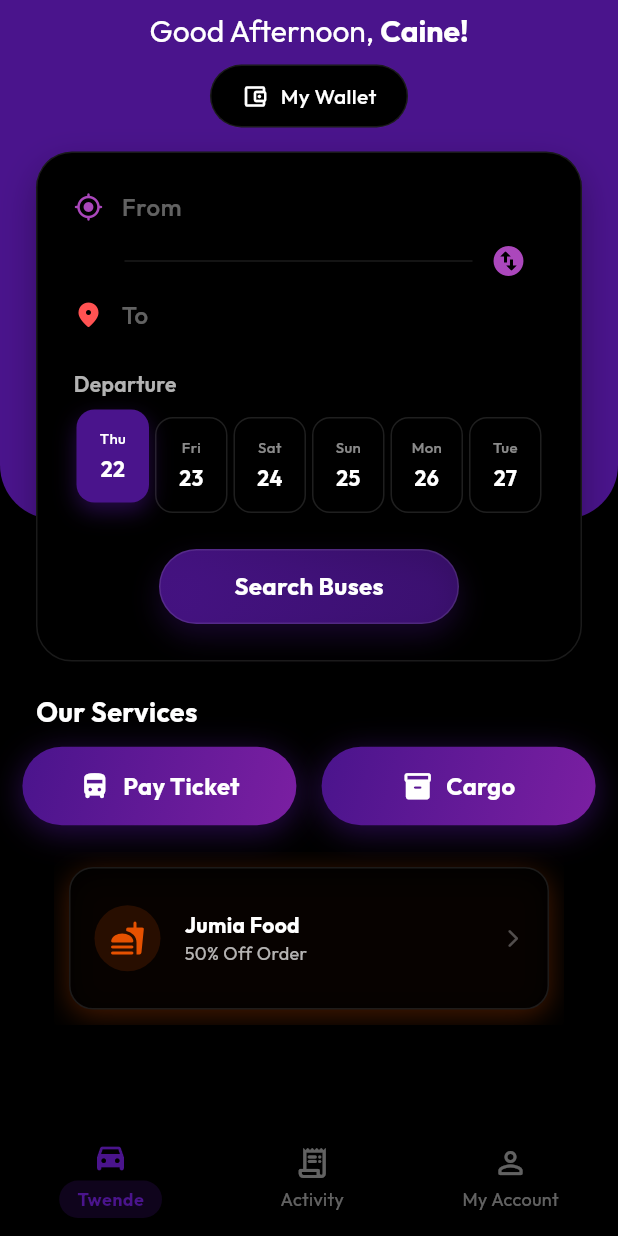
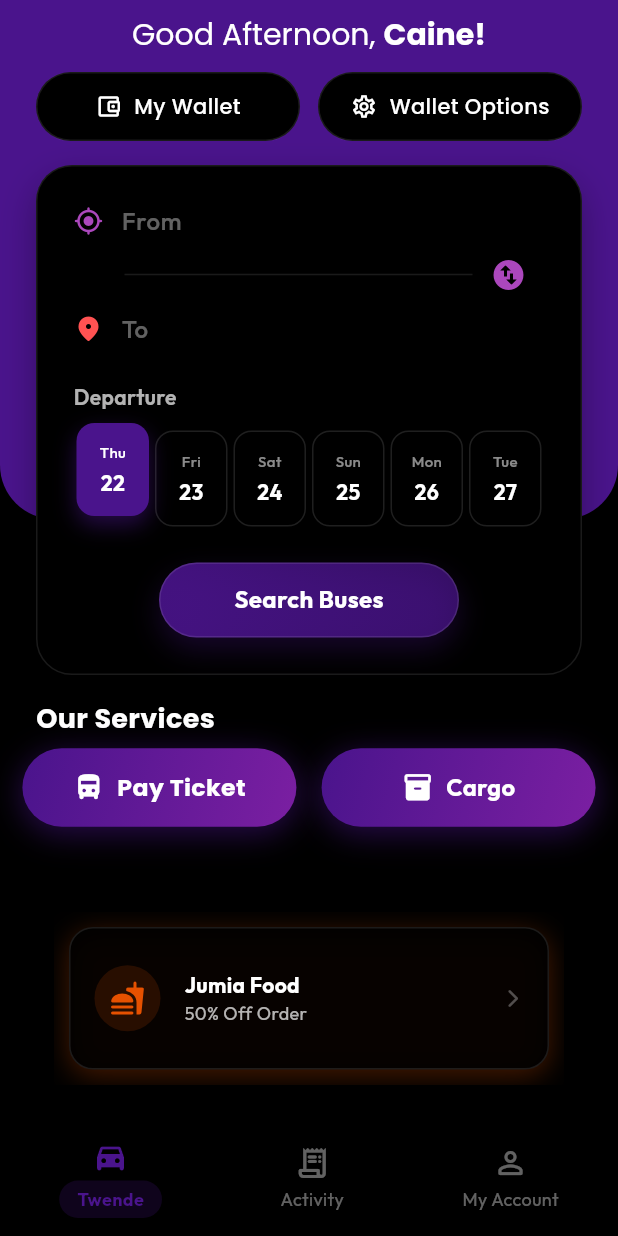
Before and after one commit to Otim24/TWENDE_APP, a Flutter app: the HomeWrapper screen opened by its route, on a phone screen of 412 x 824 dp. Run offline on Flutter 3.47's test engine with Material 3 defaults, Android fonts, the phone set to English and light mode, and no system bars; our stand-ins replace dio, flutter_animate, flutter_riverpod, flutter_secure_storage, go_router, google_fonts and 3 more; accounts and stored records are empty.

Commit message:
feat: Backend Fixes (Auth/Wallet/Booking), DB Schema Manual Fix, Home UI Refactor (Wallet Options), App Font -> Poppins

```diff
--- a/passenger_app/lib/config/theme.dart
+++ b/passenger_app/lib/config/theme.dart
@@ -12,7 +12,7 @@ class AppTheme {
       secondary: Color(0xFF7C4DFF),
       surface: Color(0xFF2C2C2C),
     ),
-    textTheme: GoogleFonts.outfitTextTheme(
+    textTheme: GoogleFonts.poppinsTextTheme(
       ThemeData.dark().textTheme,
     ).apply(
       bodyColor: const Color(0xFFB0BEC5),
--- a/passenger_app/lib/core/api/api_endpoints.dart
+++ b/passenger_app/lib/core/api/api_endpoints.dart
@@ -1,8 +1,14 @@
+
+import 'dart:io';
+import 'package:flutter/foundation.dart';
 
 class ApiEndpoints {
   // Use 127.0.0.1 with ADB Reverse (tcp:8000 tcp:8000)
+  // This works for both Emulator and Physical Device (if adb reverse is run)
   static const String baseUrl = "http://127.0.0.1:8000/api/v1";
 
   static const String login = "/auth/login";
   static const String signup = "/auth/signup";
+  static const String otpRequest = "/auth/otp/request"; // Added missing endpoint from logs
+  static const String otpVerify = "/auth/otp/verify";
 }
--- a/passenger_app/lib/features/home/presentation/screens/home_content.dart
+++ b/passenger_app/lib/features/home/presentation/screens/home_content.dart
@@ -6,6 +6,7 @@ import 'package:twende_passenger_app/features/home/presentation/widgets/glass_bo
 import 'package:twende_passenger_app/features/home/presentation/widgets/promo_carousel.dart';
 import 'package:go_router/go_router.dart';
 import 'package:twende_passenger_app/features/home/presentation/widgets/glass_wallet_card.dart';
+import 'package:twende_passenger_app/features/home/presentation/widgets/wallet_options_sheet.dart';
 
 class HomeContent extends StatefulWidget {
   const HomeContent({super.key});
@@ -68,11 +69,19 @@ class _HomeContentState extends State<HomeContent> with SingleTickerProviderStat
           ),
         ),
 
-        // Main Content (Scrollable)
+        // Main Content (Fit to Screen, Scrollable only on Overflow/Keyboard)
         SafeArea(
-          child: SingleChildScrollView(
-            padding: const EdgeInsets.symmetric(horizontal: 24.0, vertical: 8.0), // Reduced from 16
+          child: CustomScrollView(
+            physics: const NeverScrollableScrollPhysics(), // Locks the screen (No Scroll)
+            slivers: [
+              SliverFillRemaining(
+                hasScrollBody: false,
+                child: Padding(
+                  padding: const EdgeInsets.symmetric(horizontal: 24.0, vertical: 8.0),
                   child: Column(
+                    children: [
+                      // --- TOP CONTENT ---
+                      Column(
                         crossAxisAlignment: CrossAxisAlignment.start,
                         children: [
                           // Header (Dynamic)
@@ -84,7 +93,7 @@ class _HomeContentState extends State<HomeContent> with SingleTickerProviderStat
                                       "Where are you travelling to Today?",
                                       key: const ValueKey("Searching"),
                                       textAlign: TextAlign.center,
-                            style: GoogleFonts.outfit(
+                                      style: GoogleFonts.poppins(
                                         fontSize: 18,
                                         fontWeight: FontWeight.bold,
                                         color: Colors.white,
@@ -93,7 +102,7 @@ class _HomeContentState extends State<HomeContent> with SingleTickerProviderStat
                                   : RichText(
                                       key: const ValueKey("Greeting"),
                                       text: TextSpan(
-                              style: GoogleFonts.outfit(
+                                        style: GoogleFonts.poppins(
                                           fontSize: 20,
                                           color: Colors.white,
                                         ),
@@ -101,9 +110,9 @@ class _HomeContentState extends State<HomeContent> with SingleTickerProviderStat
                                           const TextSpan(text: "Good Afternoon, "),
                                           TextSpan(
                                             text: "Caine!",
-                                  style: GoogleFonts.outfit(
+                                            style: GoogleFonts.poppins(
                                               fontWeight: FontWeight.bold,
-                                    color: Colors.white, // White against purple
+                                              color: Colors.white,
                                             ),
                                           ),
                                         ],
@@ -112,29 +121,32 @@ class _HomeContentState extends State<HomeContent> with SingleTickerProviderStat
                             ),
                           ),
 
-                const SizedBox(height: 10), // Reduced from 16
+                          const SizedBox(height: 10),
 
-                // Wallet Access Button (Glass Pill)
-                Center(
+                          // Wallet Buttons Row
+                          Row(
+                            children: [
+                              // My Wallet Button
+                              Expanded(
                                 child: GestureDetector(
                                   onTap: () {
                                     GoRouter.of(context).push('/wallet/deposit');
                                   },
                                   child: Container(
-                      padding: const EdgeInsets.symmetric(horizontal: 20, vertical: 10),
+                                    padding: const EdgeInsets.symmetric(vertical: 12),
                                     decoration: BoxDecoration(
-                        color: Colors.black, // Deep Dark Black
+                                      color: Colors.black,
                                       borderRadius: BorderRadius.circular(30),
                                       border: Border.all(color: Colors.white.withOpacity(0.1)),
                                     ),
                                     child: Row(
-                        mainAxisSize: MainAxisSize.min,
+                                      mainAxisAlignment: MainAxisAlignment.center,
                                       children: [
                                         const Icon(Icons.account_balance_wallet_outlined, color: Colors.white, size: 18),
                                         const SizedBox(width: 8),
                                         Text(
                                           "My Wallet",
-                            style: GoogleFonts.outfit(
+                                          style: GoogleFonts.poppins(
                                             color: Colors.white,
                                             fontWeight: FontWeight.w500,
                                             fontSize: 14,
@@ -146,40 +158,74 @@ class _HomeContentState extends State<HomeContent> with SingleTickerProviderStat
                                 ),
                               ),
 
-                const SizedBox(height: 16), // Reduced from 24
+                              const SizedBox(width: 12),
 
-                // Booking Card (Hero)
+                              // Wallet Options Button
+                              Expanded(
+                                child: GestureDetector(
+                                  onTap: () {
+                                    showModalBottomSheet(
+                                      context: context,
+                                      backgroundColor: Colors.transparent, // Let sheet handle its own radius/color
+                                      isScrollControlled: true, // Allow full height if needed
+                                      builder: (context) => const WalletOptionsSheet(),
+                                    );
+                                  },
+                                  child: Container(
+                                    padding: const EdgeInsets.symmetric(vertical: 12),
+                                    decoration: BoxDecoration(
+                                      color: Colors.black,
+                                      borderRadius: BorderRadius.circular(30),
+                                      border: Border.all(color: Colors.white.withOpacity(0.1)),
+                                    ),
+                                    child: Row(
+                                      mainAxisAlignment: MainAxisAlignment.center,
+                                      children: [
+                                        const Icon(Icons.settings_outlined, color: Colors.white, size: 18),
+                                        const SizedBox(width: 8),
+                                        Text(
+                                          "Wallet Options",
+                                          style: GoogleFonts.poppins(
+                                            color: Colors.white,
+                                            fontWeight: FontWeight.w500,
+                                            fontSize: 14,
+                                          ),
+                                        ),
+                                      ],
+                                    ),
+                                  ),
+                                ),
+                              ),
+                            ],
+                          ),
+
+                          const SizedBox(height: 16),
+
+                          // Booking Card
                           GlassBookingCard(
                             onFocusChange: _onSearchFocusChange,
                             fromController: _fromController,
                             toController: _toController,
                           ),
-
-                const SizedBox(height: 250), // Increased Spacing (Button + Taller Carousel)
                         ],
                       ),
-          ),
-        ),
 
-        // Pay for Ticket Button (Shifted Up)
-        // Pay for Ticket & Cargo Buttons (Services Section)
-        Positioned(
-          bottom: 150,
-          left: 24,
-          right: 24,
-          child: Column(
+                      const SizedBox(height: 16), // Reduced gap between Card and Services
+
+                      // --- BOTTOM CONTENT ---
+                      Column(
                         crossAxisAlignment: CrossAxisAlignment.start,
                         children: [
                           // Header Text
                           Text(
                             "Our Services",
-                style: GoogleFonts.outfit(
+                            style: GoogleFonts.poppins(
                               fontSize: 18,
                               fontWeight: FontWeight.bold,
                               color: Colors.white,
                             ),
                           ),
-              const SizedBox(height: 12),
+                          const SizedBox(height: 8), // Reduced gap below header
 
                           // Pulsing Buttons Row
                           AnimatedBuilder(
@@ -189,7 +235,7 @@ class _HomeContentState extends State<HomeContent> with SingleTickerProviderStat
                                 scale: _scaleAnimation.value,
                                 child: Row(
                                   children: [
-                        // Pay for Ticket Button (Bus Icon)
+                                    // Pay for Ticket Button
                                     Expanded(
                                       child: GestureDetector(
                                         onTap: () {
@@ -198,7 +244,7 @@ class _HomeContentState extends State<HomeContent> with SingleTickerProviderStat
                                               SnackBar(
                                                 content: Text(
                                                   "Please enter 'From' and 'To' locations first.",
-                                      style: GoogleFonts.outfit(color: Colors.white),
+                                                  style: GoogleFonts.poppins(color: Colors.white),
                                                 ),
                                                 backgroundColor: Colors.redAccent,
                                                 behavior: SnackBarBehavior.floating,
@@ -218,10 +264,10 @@ class _HomeContentState extends State<HomeContent> with SingleTickerProviderStat
                                         child: Container(
                                           height: 50,
                                           decoration: BoxDecoration(
-                                gradient: LinearGradient(
+                                            gradient: const LinearGradient(
                                               colors: [
-                                    const Color(0xFF4A148C),
-                                    const Color(0xFF7B1FA2),
+                                                Color(0xFF4A148C),
+                                                Color(0xFF7B1FA2),
                                               ],
                                               begin: Alignment.topLeft,
                                               end: Alignment.bottomRight,
@@ -243,7 +289,7 @@ class _HomeContentState extends State<HomeContent> with SingleTickerProviderStat
                                               const SizedBox(width: 8),
                                               Text(
                                                 "Pay Ticket",
-                                    style: GoogleFonts.outfit(
+                                                style: GoogleFonts.poppins(
                                                   color: Colors.white,
                                                   fontWeight: FontWeight.bold,
                                                   fontSize: 15,
@@ -257,14 +303,13 @@ class _HomeContentState extends State<HomeContent> with SingleTickerProviderStat
 
                                     const SizedBox(width: 16),
 
-                        // Cargo Button (Box Icon)
+                                    // Cargo Button
                                     Expanded(
                                       child: GestureDetector(
                                         onTap: () {
-                              // TODO: Implement Cargo Flow
                                           ScaffoldMessenger.of(context).showSnackBar(
                                             SnackBar(
-                                  content: Text("Cargo Service Coming Soon!", style: GoogleFonts.outfit()),
+                                              content: Text("Cargo Service Coming Soon!", style: GoogleFonts.poppins()),
                                               backgroundColor: Colors.blueGrey,
                                             ),
                                           );
@@ -272,10 +317,10 @@ class _HomeContentState extends State<HomeContent> with SingleTickerProviderStat
                                         child: Container(
                                           height: 50,
                                           decoration: BoxDecoration(
-                                gradient: LinearGradient(
+                                            gradient: const LinearGradient(
                                               colors: [
-                                    const Color(0xFF4A148C),
-                                    const Color(0xFF7B1FA2),
+                                                Color(0xFF4A148C),
+                                                Color(0xFF7B1FA2),
                                               ],
                                               begin: Alignment.topLeft,
                                               end: Alignment.bottomRight,
@@ -315,15 +360,20 @@ class _HomeContentState extends State<HomeContent> with SingleTickerProviderStat
                           ),
                         ],
                       ),
+
+                      const Spacer(), // Pushes Carousel to the absolute bottom
+
+                      // Ads / Promo Carousel
+                      const Center(
+                        child: PromoCarousel(),
                       ),
 
-        // Ads / Promo Carousel (Fixed at Absolute Bottom)
-        Positioned(
-          bottom: 16, // Near bottom (above Nav Bar visual area)
-          left: 0,
-          right: 0,
-          child: const Center(
-            child: PromoCarousel(),
+                      const SizedBox(height: 16), // Bottom padding
+                    ],
+                  ),
+                ),
+              ),
+            ],
           ),
         ),
       ],
```
Also changed, not shown: passenger_app/lib/features/booking/presentation/screens/search_results_screen.dart (+19 -19 lines), passenger_app/lib/features/home/presentation/widgets/wallet_options_sheet.dart (added, +176 -0 lines), 14 other files. Lines whose indentation alone changed are shown as unchanged.
